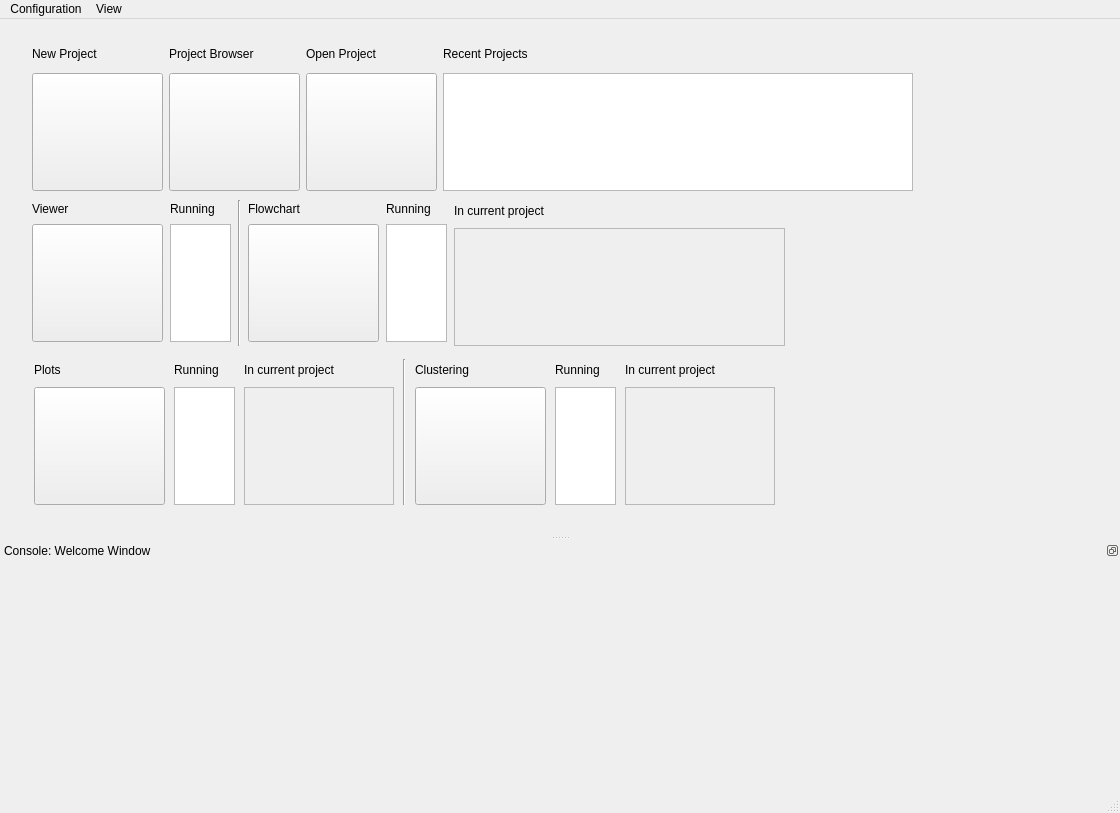
The window that welcome_window_pytemplate.ui (kushalkolar/MESmerize) describes before a commit, drawn with Qt 5.
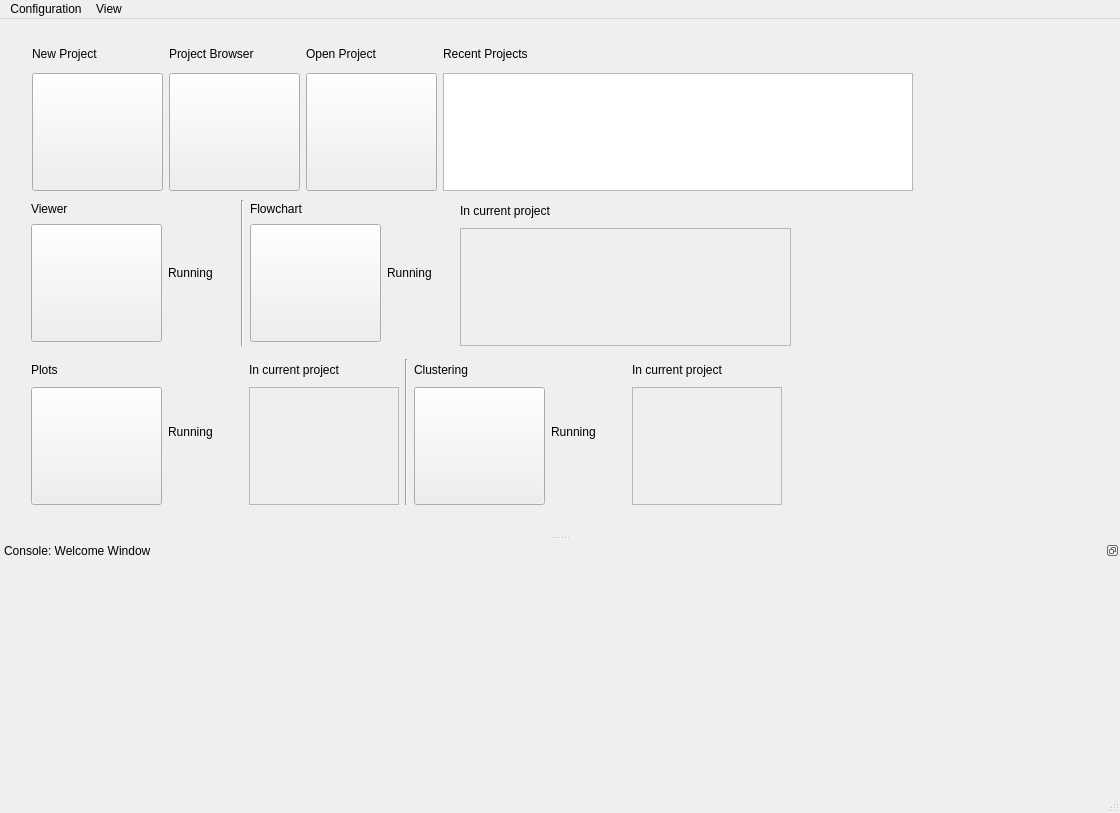
The same window after the commit.

Commit message: Basis of Window Manager is working. Created new WindowClass which subclasses' from list. WindowClass

Diff of the .ui file:
```diff
--- a/welcome_window_pytemplate.ui
+++ b/welcome_window_pytemplate.ui
@@ -265,28 +265,6 @@
          </property>
         </widget>
        </item>
-       <item>
-        <widget class="QListWidget" name="listWidgetViewers">
-         <property name="sizePolicy">
-          <sizepolicy hsizetype="Fixed" vsizetype="Fixed">
-           <horstretch>0</horstretch>
-           <verstretch>0</verstretch>
-          </sizepolicy>
-         </property>
-         <property name="minimumSize">
-          <size>
-           <width>61</width>
-           <height>118</height>
-          </size>
-         </property>
-         <property name="maximumSize">
-          <size>
-           <width>61</width>
-           <height>118</height>
-          </size>
-         </property>
-        </widget>
-       </item>
       </layout>
      </item>
      <item>
@@ -359,28 +337,6 @@
          </property>
         </widget>
        </item>
-       <item>
-        <widget class="QListWidget" name="listWidgetFlowcharts">
-         <property name="sizePolicy">
-          <sizepolicy hsizetype="Fixed" vsizetype="Fixed">
-           <horstretch>0</horstretch>
-           <verstretch>0</verstretch>
-          </sizepolicy>
-         </property>
-         <property name="minimumSize">
-          <size>
-           <width>61</width>
-           <height>118</height>
-          </size>
-         </property>
-         <property name="maximumSize">
-          <size>
-           <width>61</width>
-           <height>118</height>
-          </size>
-         </property>
-        </widget>
-       </item>
       </layout>
      </item>
      <item>
@@ -482,28 +438,6 @@
          </property>
         </widget>
        </item>
-       <item>
-        <widget class="QListWidget" name="listWidgetPlots">
-         <property name="sizePolicy">
-          <sizepolicy hsizetype="Fixed" vsizetype="Fixed">
-           <horstretch>0</horstretch>
-           <verstretch>0</verstretch>
-          </sizepolicy>
-         </property>
-         <property name="minimumSize">
-          <size>
-           <width>61</width>
-           <height>118</height>
-          </size>
-         </property>
-         <property name="maximumSize">
-          <size>
-           <width>61</width>
-           <height>118</height>
-          </size>
-         </property>
-        </widget>
-       </item>
       </layout>
      </item>
      <item>
@@ -600,28 +534,6 @@
          </property>
         </widget>
        </item>
-       <item>
-        <widget class="QListWidget" name="listWidgetClustering">
-         <property name="sizePolicy">
-          <sizepolicy hsizetype="Fixed" vsizetype="Fixed">
-           <horstretch>0</horstretch>
-           <verstretch>0</verstretch>
-          </sizepolicy>
-         </property>
-         <property name="minimumSize">
-          <size>
-           <width>61</width>
-           <height>118</height>
-          </size>
-         </property>
-         <property name="maximumSize">
-          <size>
-           <width>61</width>
-           <height>118</height>
-          </size>
-         </property>
-        </widget>
-       </item>
       </layout>
      </item>
      <item>
```
Left out of the diff: 10 changed lines with no effect on the pictures. The commit also changes 14 other files.
